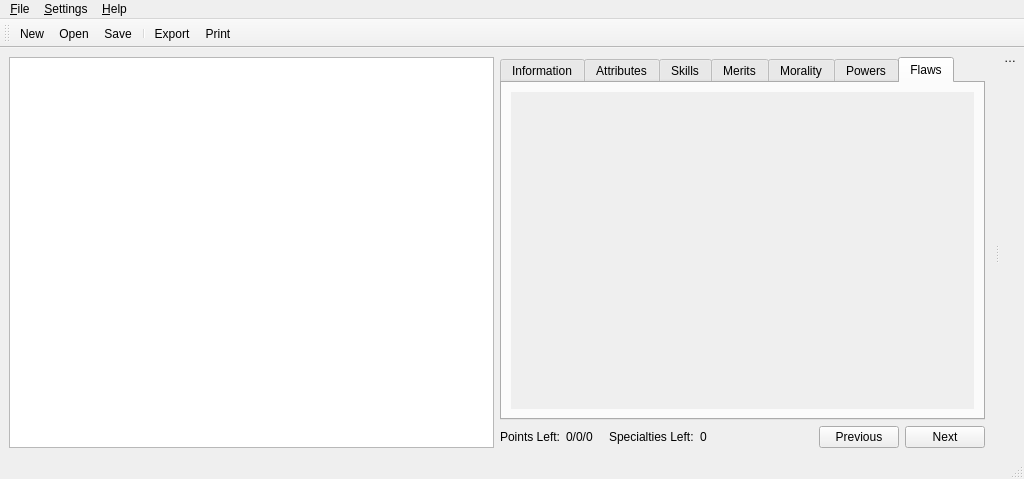
The window that ui/MainWindow.ui (Kamduis/SoulCreator) describes before a commit, drawn with Qt 5.
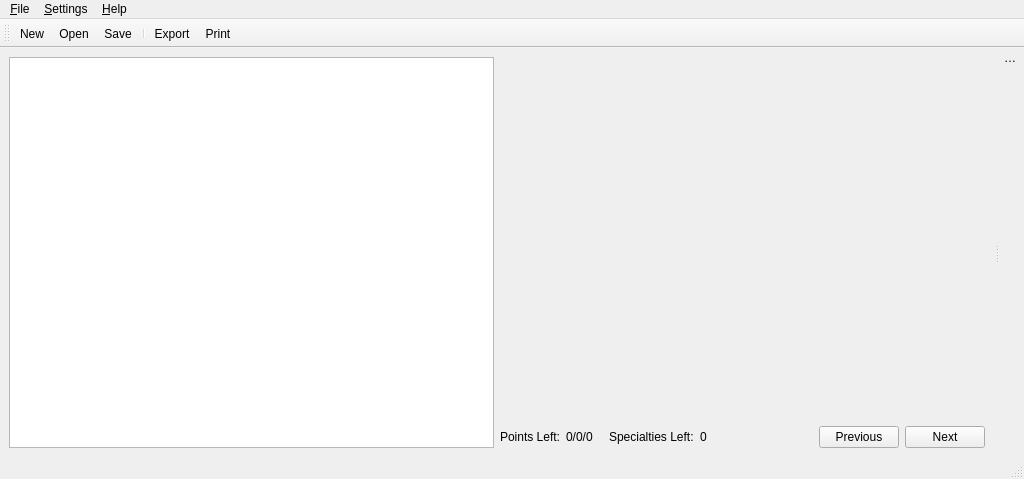
The same window after the commit. Icons and pictures are not drawn. Custom widgets are drawn as their Qt base class.

```diff
--- a/ui/MainWindow.ui
+++ b/ui/MainWindow.ui
@@ -21,17 +21,8 @@
     <item>
      <layout class="QVBoxLayout" name="verticalLayout_15">
       <item>
-       <widget class="QTabWidget" name="tabWidget">
-        <property name="tabPosition">
-         <enum>QTabWidget::North</enum>
-        </property>
-        <property name="currentIndex">
-         <number>6</number>
-        </property>
-        <widget class="QWidget" name="tabWidgetItem_Info">
-         <attribute name="title">
-          <string>Information</string>
-         </attribute>
+       <widget class="QStackedWidget" name="stackedWidget_traits">
+        <widget class="QWidget" name="stackedWidgetPage_info" native="true">
          <layout class="QVBoxLayout" name="verticalLayout_3">
           <item>
            <widget class="QScrollArea" name="scrollArea_info">
@@ -49,8 +40,8 @@
               <rect>
                <x>0</x>
                <y>0</y>
-               <width>467</width>
-               <height>325</height>
+               <width>475</width>
+               <height>357</height>
               </rect>
              </property>
              <layout class="QVBoxLayout" name="verticalLayout">
@@ -99,10 +90,7 @@
           </item>
          </layout>
         </widget>
-        <widget class="QWidget" name="tabWidgetItem_Attributes">
-         <attribute name="title">
-          <string>Attributes</string>
-         </attribute>
+        <widget class="QWidget" name="stackedWidgetPage_attributes" native="true">
          <layout class="QVBoxLayout" name="verticalLayout_6">
           <item>
            <widget class="QScrollArea" name="scrollArea_attributes">
@@ -153,10 +141,7 @@
           </item>
          </layout>
         </widget>
-        <widget class="QWidget" name="tabWidgetItem_Skills">
-         <attribute name="title">
-          <string>Skills</string>
-         </attribute>
+        <widget class="QWidget" name="stackedWidgetPage_skills" native="true">
          <layout class="QVBoxLayout" name="verticalLayout_7">
           <item>
            <widget class="QScrollArea" name="scrollArea_skills">
@@ -224,10 +209,7 @@
           </item>
          </layout>
         </widget>
-        <widget class="QWidget" name="tabWidgetItem_Merits">
-         <attribute name="title">
-          <string>Merits</string>
-         </attribute>
+        <widget class="QWidget" name="stackedWidgetPage_merits" native="true">
          <layout class="QVBoxLayout" name="verticalLayout_8">
           <item>
            <widget class="QScrollArea" name="scrollArea_merits">
@@ -269,10 +251,7 @@
           </item>
          </layout>
         </widget>
-        <widget class="QWidget" name="tabWidgetItem_Morality">
-         <attribute name="title">
-          <string>Morality</string>
-         </attribute>
+        <widget class="QWidget" name="stackedWidgetPage_morality" native="true">
          <layout class="QVBoxLayout" name="verticalLayout_14">
           <item>
            <layout class="QHBoxLayout" name="horizontalLayout">
@@ -311,10 +290,7 @@
           </item>
          </layout>
         </widget>
-        <widget class="QWidget" name="tabWidgetItem_Powers">
-         <attribute name="title">
-          <string>Powers</string>
-         </attribute>
+        <widget class="QWidget" name="stackedWidgetPage_powers" native="true">
          <layout class="QVBoxLayout" name="verticalLayout_10">
           <item>
            <widget class="QScrollArea" name="scrollArea_powers">
@@ -382,10 +358,7 @@
           </item>
          </layout>
         </widget>
-        <widget class="QWidget" name="tabWidgetItem_Flaws">
-         <attribute name="title">
-          <string>Flaws</string>
-         </attribute>
+        <widget class="QWidget" name="stackedWidgetPage_flaws" native="true">
          <layout class="QVBoxLayout" name="verticalLayout_9">
           <item>
            <widget class="QScrollArea" name="scrollArea_flaws">
```
Left out of the diff: 29 changed lines with no effect on the pictures.
